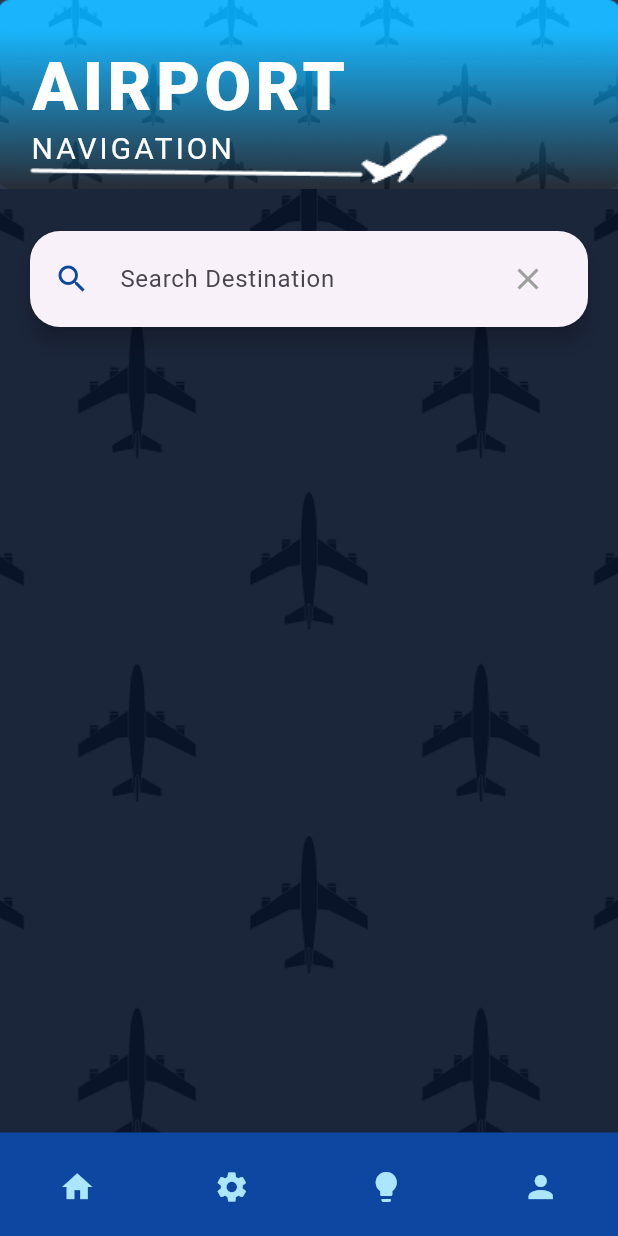
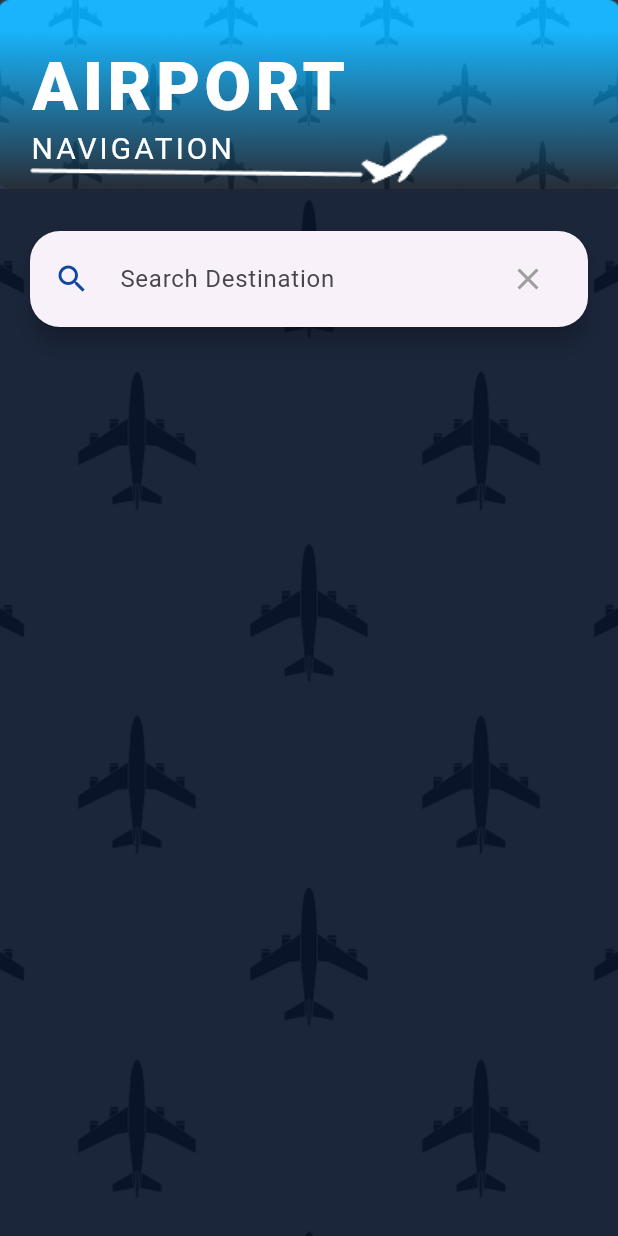
Before and after one commit to CREW-72/jet-set-go, a Flutter app: the screen it shows after launch, after a tap on the "search" icon, on a phone screen of 412 x 824 dp. Run offline on Flutter 3.47's test engine with Material 3 defaults, Android fonts, the phone set to English and light mode, and no system bars; our stand-ins replace cloud_firestore, firebase_core, geolocator, google_maps_flutter, permission_handler; missing offline and left inert: google_maps_webservice; accounts and stored records are empty.

Commit message:
refactor: Remove BottomNavigationBar from MapsStyling
fix: Update initial camera position in MapScreen

```diff
--- a/lib/map_screen.dart
+++ b/lib/map_screen.dart
@@ -12,6 +12,8 @@ import 'package:jet_set_go/widgets/search_destination.dart';
 
 
 class MapScreen extends StatefulWidget {
+  const MapScreen({super.key});
+
   @override
   _MapScreenState createState() => _MapScreenState();
 }
@@ -21,12 +23,12 @@ class _MapScreenState extends State<MapScreen> {
 
   // Default camera position (will update to current location)
   static final CameraPosition _initialPosition = CameraPosition(
-    target: LatLng(7.1762, 79.88292),
-    zoom:14,
+    target: LatLng(7.1741265,79.8863501),
+    zoom:18,
   );
 
-  Set<Marker> _markers = {};
-  Set<Polyline> _polylines = {};
+  final Set<Marker> _markers = {};
+  final Set<Polyline> _polylines = {};
   Position? _currentPosition;
 
 
@@ -188,10 +190,12 @@ class _MapScreenState extends State<MapScreen> {
             },
           ),
           Positioned(
-bottom: 110,        right: 10,
+            bottom:100,
+            right: 10,
             child: FloatingActionButton(
-              child: Icon(Icons.search, color:const Color(0xFFACE6FC)), backgroundColor: Colors.blue[900],
+              backgroundColor: Colors.blue[900],
               onPressed: _searchAndNavigate,
+              child: Icon(Icons.search, color:const Color(0xFFACE6FC)),
             ),
           ),
         ],
--- a/lib/maps_styling.dart
+++ b/lib/maps_styling.dart
@@ -64,45 +64,6 @@ class UI extends StatelessWidget {
           ),
         ],
       ),
-      bottomNavigationBar: bottomNavigationBar ??
-          BottomNavigationBar(
-            backgroundColor: Colors.blue[900],
-            selectedItemColor: const Color(0xFFACE6FC),
-            unselectedItemColor: const Color(0xFFACE6FC),
-            type: BottomNavigationBarType.fixed,
-            showSelectedLabels: false,
-            showUnselectedLabels: false,
-            items: const [
-              BottomNavigationBarItem(
-                icon: Padding(
-                  padding: EdgeInsets.only(top: 10),
-                  child: Icon(Icons.home),
-                ),
-                label: '',
-              ),
-              BottomNavigationBarItem(
-                icon: Padding(
-                  padding: EdgeInsets.only(top: 10),
-                  child: Icon(Icons.settings),
-                ),
-                label: '',
-              ),
-              BottomNavigationBarItem(
-                icon: Padding(
-                  padding: EdgeInsets.only(top: 10),
-                  child: Icon(Icons.lightbulb),
-                ),
-                label: '',
-              ),
-              BottomNavigationBarItem(
-                icon: Padding(
-                  padding: EdgeInsets.only(top: 10),
-                  child: Icon(Icons.person),
-                ),
-                label: '',
-              ),
-            ],
-          ),
     );
   }
 }
```
